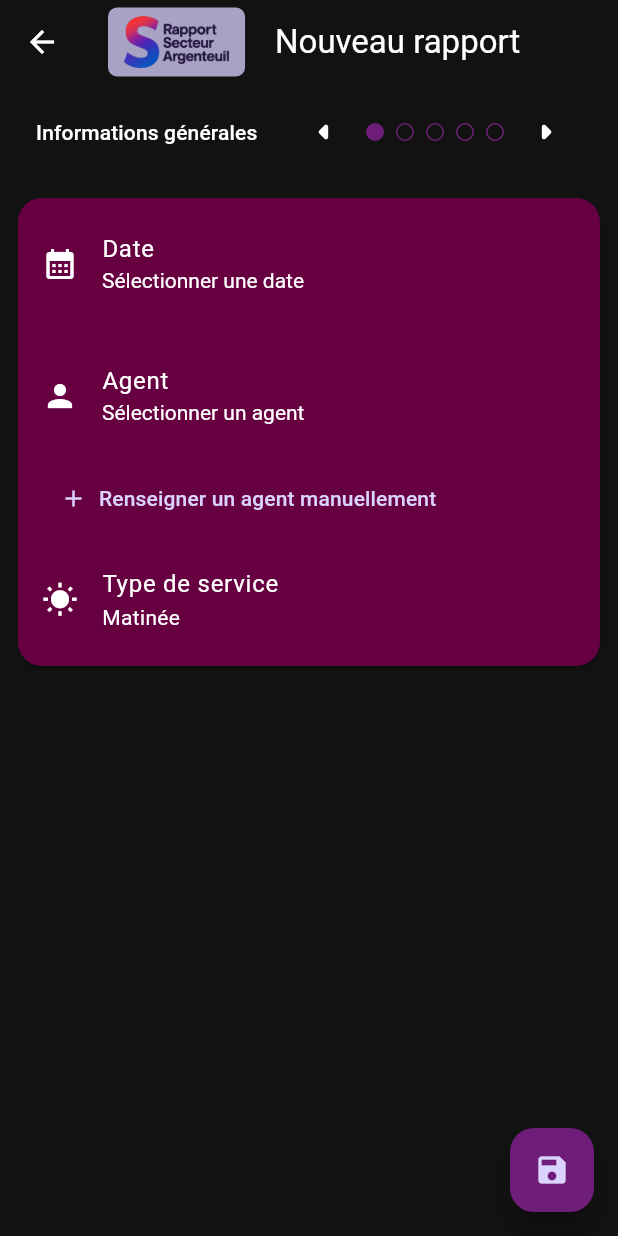
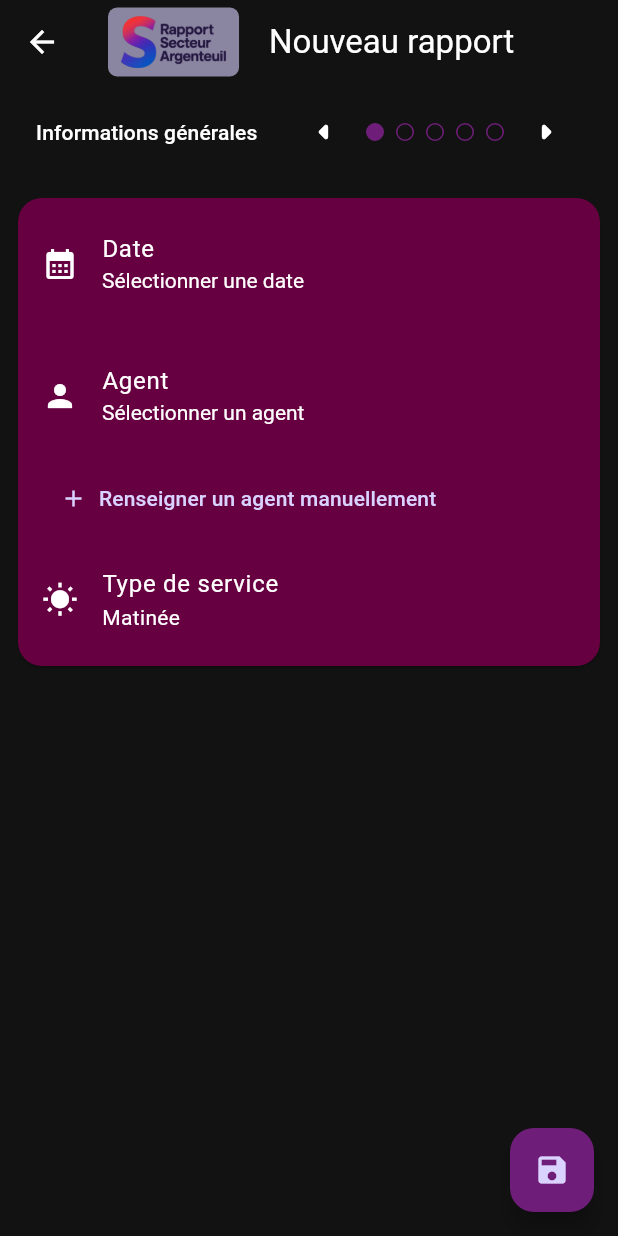
Before and after one commit to masterDev95/projet-sncf-flutter, a Flutter app: the EditRapportScreen screen opened directly, on a phone screen of 412 x 824 dp. Run offline on Flutter 3.47's test engine with Material 3 defaults, Android fonts, the phone set to English and light mode, and no system bars; our stand-ins replace cloud_firestore, dio, firebase_core, firebase_database, firebase_storage, open_file and 2 more; accounts and stored records are empty; generated files the repository leaves out were written again; statements that could not run were skipped; project files that could hold a hidden picture were left out.

Commit message:
Fond Logo réadapté

```diff
--- a/lib/container/logo_rsa.dart
+++ b/lib/container/logo_rsa.dart
@@ -14,11 +14,11 @@ class LogoRSA extends StatelessWidget {
       child: Container(
         decoration: BoxDecoration(
           borderRadius: BorderRadius.circular(6.0),
-          color: AppColors.onPrimary.setAlphaPercent(75),
+          color: AppColors.onPrimary.setAlphaPercent(60),
         ),
         child: Padding(
           padding: const EdgeInsets.symmetric(
-            horizontal: 10.0,
+            horizontal: 8.0,
             vertical: 5.0,
           ),
           child: Image.asset(
```
